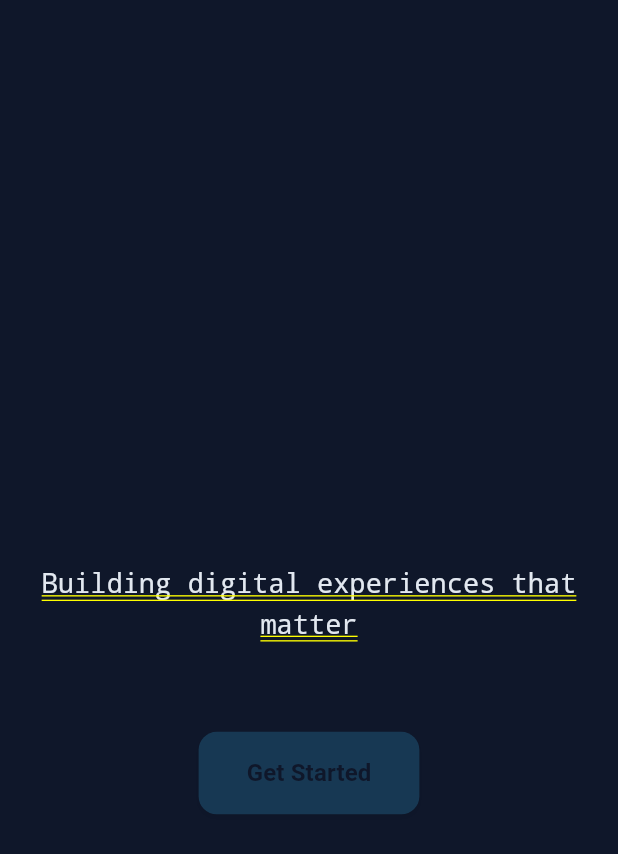
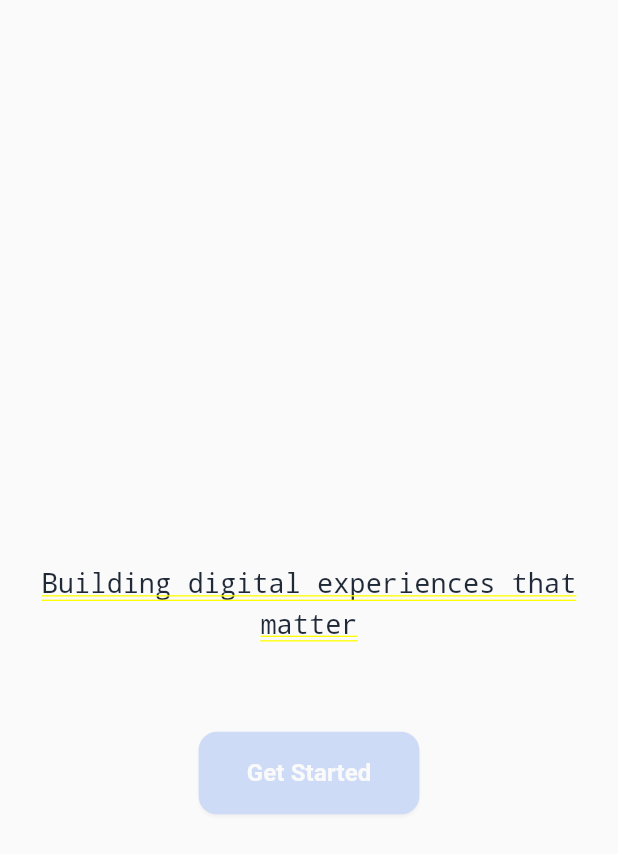
Before and after one commit to amkyawdev/flutter-test-2, a Flutter app: the first screen one second after launch, on a phone screen of 412 x 824 dp. Shown: the top 854 px of the screen. Run offline on Flutter 3.47's test engine with Material 3 defaults, Android fonts, the phone set to English and light mode, and no system bars; our stand-ins replace go_router.

Commit message:
chore: Update color scheme to light theme
- Background: #FAFAFA
- Primary: #2563EB (Royal Blue)
- Secondary: #8B5CF6 (Burgundy)
- Text: #1F2937 (Charcoal)

```diff
--- a/lib/app/theme.dart
+++ b/lib/app/theme.dart
@@ -1,21 +1,21 @@
 import 'package:flutter/material.dart';
 
 class AppColors {
-  // Background
-  static const Color background = Color(0xFF0F172A);
+  // Background - Light theme
+  static const Color background = Color(0xFFFAFAFA);
 
-  // Primary Accent - Neon Sky Blue
-  static const Color primaryAccent = Color(0xFF38BDF8);
+  // Primary Accent - Royal Blue
+  static const Color primaryAccent = Color(0xFF2563EB);
 
-  // Secondary Accent - Vibrant Rose
-  static const Color secondaryAccent = Color(0xFFF43F5E);
+  // Secondary Accent - Burgundy Red
+  static const Color secondaryAccent = Color(0xFF8B5CF6);
 
-  // Text - Off-White
-  static const Color text = Color(0xFFE2E8F0);
+  // Text - Charcoal
+  static const Color text = Color(0xFF1F2937);
 
   // Additional shades
-  static const Color surfaceDark = Color(0xFF1E293B);
-  static const Color surfaceLight = Color(0xFF334155);
+  static const Color surfaceDark = Color(0xFFF3F4F6);
+  static const Color surfaceLight = Color(0xFFE5E7EB);
 }
 
 class AppTheme {
--- a/lib/core/constants/text_styles.dart
+++ b/lib/core/constants/text_styles.dart
@@ -6,42 +6,42 @@ class AppTextStyles {
   static const TextStyle heading1 = TextStyle(
     fontSize: 48,
     fontWeight: FontWeight.bold,
-    color: Color(0xFFE2E8F0),
+    color: Color(0xFF1F2937),
     height: 1.2,
   );
 
   static const TextStyle heading2 = TextStyle(
     fontSize: 36,
     fontWeight: FontWeight.bold,
-    color: Color(0xFFE2E8F0),
+    color: Color(0xFF1F2937),
     height: 1.3,
   );
 
   static const TextStyle heading3 = TextStyle(
     fontSize: 24,
     fontWeight: FontWeight.w600,
-    color: Color(0xFFE2E8F0),
+    color: Color(0xFF1F2937),
     height: 1.4,
   );
 
   static const TextStyle subtitle = TextStyle(
     fontSize: 18,
     fontWeight: FontWeight.normal,
-    color: Color(0xFFE2E8F0),
+    color: Color(0xFF1F2937),
     height: 1.5,
   );
 
   static const TextStyle body = TextStyle(
     fontSize: 16,
     fontWeight: FontWeight.normal,
-    color: Color(0xFFE2E8F0),
+    color: Color(0xFF1F2937),
     height: 1.6,
   );
 
   static const TextStyle caption = TextStyle(
     fontSize: 14,
     fontWeight: FontWeight.normal,
-    color: Color(0xFF94A3B8),
+    color: Color(0xFF6B7280),
     height: 1.5,
   );
 }
--- a/lib/features/home/home_page.dart
+++ b/lib/features/home/home_page.dart
@@ -77,7 +77,7 @@ class _HomePageState extends State<HomePage> with TickerProviderStateMixin {
   @override
   Widget build(BuildContext context) {
     return Container(
-      color: const Color(0xFF0F172A),
+      color: const Color(0xFFFAFAFA),
       child: Center(
         child: Padding(
           padding: const EdgeInsets.all(24.0),
@@ -102,14 +102,14 @@ class _HomePageState extends State<HomePage> with TickerProviderStateMixin {
                     Text(
                       _displayedText,
                       style: AppTextStyles.heading1.copyWith(
-                        color: const Color(0xFF38BDF8),
+                        color: const Color(0xFF2563EB),
                       ),
                     ),
                     if (_showCursor)
                       const Text(
                         '|',
                         style: TextStyle(
-                          color: Color(0xFF38BDF8),
+                          color: Color(0xFF2563EB),
                           fontSize: 48,
                           fontWeight: FontWeight.bold,
                         ),
@@ -134,7 +134,7 @@ class _HomePageState extends State<HomePage> with TickerProviderStateMixin {
                   child: Text(
                     _subtitle,
                     style: AppTextStyles.subtitle.copyWith(
-                      color: const Color(0xFFE2E8F0),
+                      color: const Color(0xFF1F2937),
                     ),
                     textAlign: TextAlign.center,
                   ),
@@ -156,8 +156,8 @@ class _HomePageState extends State<HomePage> with TickerProviderStateMixin {
                   )),
                   child: ElevatedButton(
                     style: ElevatedButton.styleFrom(
-                      backgroundColor: const Color(0xFF38BDF8),
-                      foregroundColor: const Color(0xFF0F172A),
+                      backgroundColor: const Color(0xFF2563EB),
+                      foregroundColor: const Color(0xFFFAFAFA),
                       padding: const EdgeInsets.symmetric(
                         horizontal: 32,
                         vertical: 16,
```
Also changed, not shown: lib/core/widgets/navigation_bar.dart (+6 -6 lines), lib/features/about/about_page.dart (+21 -21 lines), lib/features/dashboard/dashboard_page.dart (+11 -11 lines), lib/features/projects/projects_page.dart (+10 -10 lines), lib/features/projects/widgets/project_card.dart (+8 -8 lines), 10 other files.
